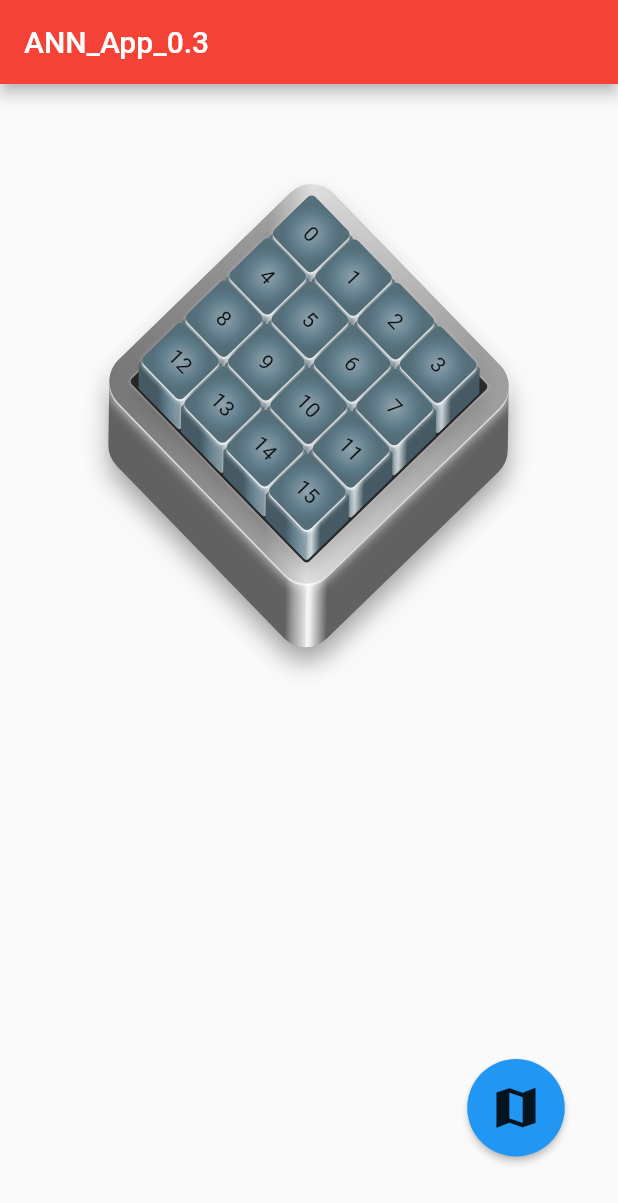
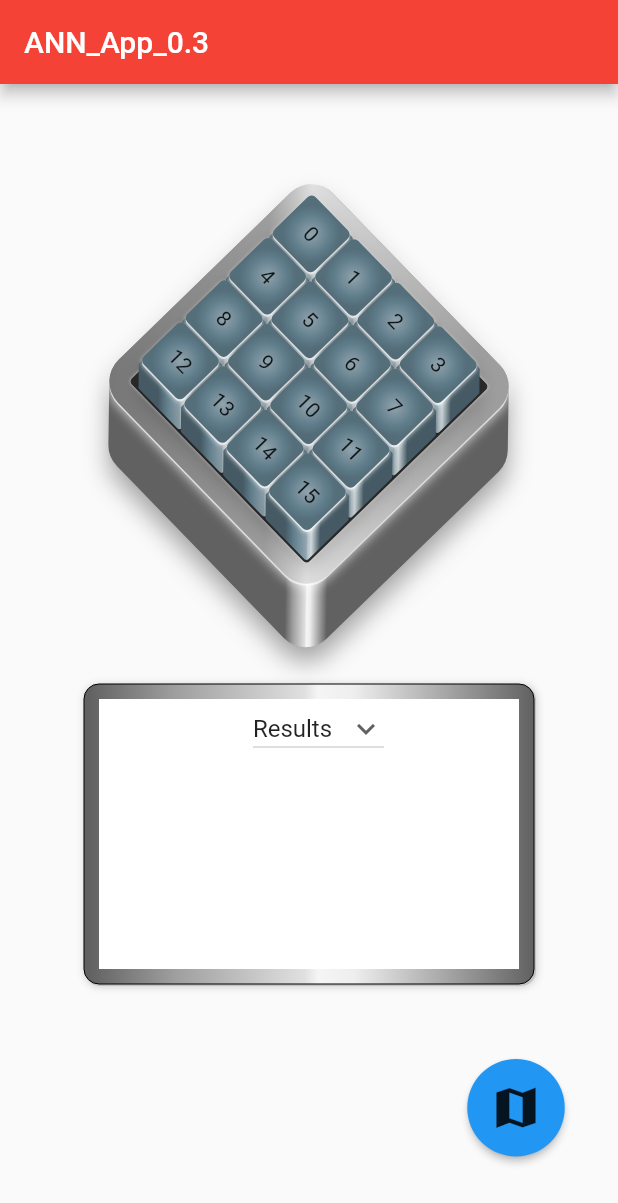
Before and after one commit to Charles-Thomson/MLApplication_FrontEnd_Flutter, a Flutter app: the screen it shows after launch, on a phone screen of 412 x 824 dp. Shown: the top 1203 px of the screen. Run offline on Flutter 3.47's test engine with Material 2 defaults, Android fonts, the phone set to English and light mode, and no system bars.

Commit message:
Refactored Tiles - Started Stats Board

```diff
--- a/lib/pages/home_page.dart
+++ b/lib/pages/home_page.dart
@@ -1,6 +1,7 @@
 import 'package:flutter/material.dart';
 import 'package:ann_app/widgets/maze_board/maze/built_maze.dart';
 import 'package:ann_app/widgets/pathselector/pop_up_selector_button.dart';
+import 'package:ann_app/widgets/stats_board/stats_board_body.dart';
 
 class MyHomePage extends StatefulWidget {
   const MyHomePage({super.key, required this.title});
@@ -24,7 +25,10 @@ class _MyHomePageState extends State<MyHomePage> {
           const Center(
             child: BuiltMaze()
             ),
-          const SizedBox(height: 350),
+          const SizedBox(height: 100),
+          const StatsBoardBody(),
+          const SizedBox(height: 50),
+
           Row(
             children: const [
               SizedBox(width: 300),
--- /dev/null
+++ b/lib/widgets/stats_board/stats_board_body.dart
@@ -0,0 +1,116 @@
+import 'package:flutter/material.dart';
+import 'package:flutter/rendering.dart';
+
+class StatsBoardBody extends StatefulWidget{
+  const StatsBoardBody({super.key});
+
+  @override
+  State<StatsBoardBody> createState() => _StatsBoardBody();
+}
+
+class _StatsBoardBody extends State<StatsBoardBody>{
+
+  @override
+  Widget build(BuildContext context){
+    var items = [
+      'Results',
+      'Data',
+      'New Run',
+      '2D map',
+
+    ];
+    String dropdownvalue = items.first;
+
+
+
+    return SizedBox(
+      height: 200,
+      width: 300,
+      child: Stack(
+        children: [
+          Container(
+            height: 200,
+            width: 300,
+            decoration: BoxDecoration(
+                borderRadius: BorderRadius.circular(10),
+                border: Border.all(
+                  width: 0
+                ),
+                gradient: LinearGradient(
+                  colors:
+                  [
+                    Colors.grey.shade700,
+                    Colors.grey.shade500,
+                    Colors.grey.shade300,
+                    Colors.grey.shade100,
+                    Colors.grey.shade200,
+                    Colors.grey.shade700,
+                  ],
+                  stops: const [0.01, 0.2, 0.49, 0.52, 0.6, 1],
+                  begin: Alignment.centerLeft,
+                  end: Alignment.centerRight,
+
+                ),
+
+                color: Colors.blueGrey,
+                boxShadow: [
+                  BoxShadow(
+                      color: Colors.grey.withOpacity(0.6),
+                      blurRadius: 4,
+                      offset: const Offset(1, 1),
+                      blurStyle: BlurStyle.solid
+                  )
+                ]
+            ),
+            child: Center(
+              child:Container(
+                height: 180,
+                width: 280,
+                color: Colors.white,
+
+                child: Column(
+                  children: [
+                    SizedBox(
+                      height: 40,
+                      width: 100,
+
+                      child: Row(
+                        crossAxisAlignment: CrossAxisAlignment.center,
+                        mainAxisAlignment: MainAxisAlignment.end,
+                        children: [
+                          DropdownButton(
+                            isExpanded: false,
+                            value: dropdownvalue, // starting value
+                            icon: const Icon(Icons.keyboard_arrow_down),
+
+                            items: items.map((String items){
+                              return DropdownMenuItem<String>(
+                                  value: items,
+                                  child: Text(items)
+                              );
+                            }).toList(),
+
+                            onChanged: (String? newValue){
+                              setState(() {
+                                dropdownvalue = newValue!;
+                              });
+                            }
+                          ),
+                        ],
+                      )
+                    )
+                  ],
+
+
+                )
+              )
+
+            )
+          ),
+
+        ],
+
+      ),
+    );
+  }
+}
--- a/lib/widgets/tiles/complete_tile.dart
+++ b/lib/widgets/tiles/complete_tile.dart
@@ -1,6 +1,7 @@
 import 'package:flutter/material.dart';
 import 'package:ann_app/widgets/tiles/tile_top.dart';
 import 'package:ann_app/widgets/tiles/tile_body_painter.dart';
+import 'package:ann_app/widgets/tiles/tile_config.dart' as config;
 
 
 class NewCompleteTile extends StatefulWidget{
@@ -16,68 +17,33 @@ class NewCompleteTile extends StatefulWidget{
   final double tileWidth;
   final int tileIndex;
 
-
   @override
   State<NewCompleteTile> createState() => _NewCompleteTile();
 }
 
 class _NewCompleteTile extends State<NewCompleteTile>{
-  final redrawNotifier = ValueNotifier<int>(0);
-  int tileStateValue = 1;
-  double offSetX = 0;
-  double offSetY = 0;
-  double depth = 10;
-  Color primaryColor = Colors.blueGrey;
-  Color secondaryColor = Colors.red;
-  Color selectedColor = Colors.blueGrey;
+  config.Tile currentTileConfig = config.OpenTile();
+  List<config.Tile> tileConfigs = [config.OpenTile(), // Padding at the start due to open tile = 1 on backend.
+                                   config.OpenTile(),
+                                   config.ObstacleTile(),
+                                   config.GoalTile()];
 
   @override
   Widget build(BuildContext context){
-    final redrawNotifier = ValueNotifier<int>(0);
+    int tileStateValue = 1;
+    double tileOffSet = currentTileConfig.getTileOffSet;
+    double depth = currentTileConfig.getDepth;
+    Color primaryColor = currentTileConfig.getPrimaryColor;
 
     void checkForRedraw(int newTileStateVale) {
-      print("Value in check $newTileStateVale");
-      if (newTileStateVale == 1) {
-        setState(() {
-          //redrawNotifier.value++;
-          tileStateValue = newTileStateVale;
-          offSetX = 0;
-          offSetY = 0;
-          depth = 10;
-          selectedColor = Colors.blueGrey;
-        });
-      } else if (newTileStateVale == 2) {
-        setState(() {
-          //redrawNotifier.value++;
-          tileStateValue = newTileStateVale;
-          offSetX = 10;
-          offSetY = 10;
-          depth = 2;
-          selectedColor = Colors.red;
-        });
-      } else if (newTileStateVale == 3) {
-        setState(() {
-          //redrawNotifier.value++;
-          tileStateValue++;
-          offSetX = 0;
-          offSetY = 0;
-          depth = 10;
-          selectedColor = Colors.orange;
-        });
-      } else {
-        setState(() {
-          //redrawNotifier.value++;
-          tileStateValue++;
-          offSetX = 0;
-          offSetY = 0;
-          depth = 10;
-          selectedColor = Colors.blueGrey;
-        });
-      }
+      setState(() {
+        currentTileConfig = tileConfigs[newTileStateVale];
+        tileStateValue++;
+      });
     }
 
     return Transform.translate(
-      offset: Offset(offSetX, offSetY),
+      offset: Offset(tileOffSet, tileOffSet),
       child: SizedBox(
           height: widget.tileHeight,
           width: widget.tileWidth,
@@ -85,97 +51,22 @@ class _NewCompleteTile extends State<NewCompleteTile>{
               children: [
           CustomPaint(
           size: Size(widget.tileHeight, widget.tileWidth),
-          painter: TilePainter(tileState: tileStateValue, depth: depth, repaint: redrawNotifier)
+          painter: TilePainter(tileState: tileStateValue, depth: depth)
           ),
                 TileTop(
                   myOnPressed: (index,tileStateValue) {
                     int returnVal = widget.callback(index, tileStateValue);
-                    print("Returned val $returnVal ");
-                    checkForRedraw(returnVal); // this is on this level
-                    return returnVal; // passed -> tile_top
+                    checkForRedraw(returnVal); // In current widget
+                    return returnVal; // -> tile_top
                   },
                   tileHeight: widget.tileHeight,
                   tileWidth: widget.tileWidth,
                   tileIndex: widget.tileIndex,
-                  primaryColor: selectedColor,
+                  primaryColor: primaryColor,
                 )
               ]
           )
       ),
     );
-
   }
 }
-
-
-// class CompleteTile extends StatelessWidget{
-//   const CompleteTile({required Key key,
-//     required this.callback,
-//     required this.tileHeight,
-//     required this.tileWidth,
-//     required this.tileOffSet,
-//     required this.tileIndex,
-//     required this.primaryColor}): super(key: key);
-//
-//   final int Function(int, int) callback;
-//   final double tileHeight;
-//   final double tileWidth;
-//   final double tileOffSet;
-//   final int tileIndex;
-//   final Color primaryColor;
-//
-//   @override
-//   Widget build(BuildContext context){
-//     final redrawNotifier = ValueNotifier<int>(0);
-//     int tileStateValue = 0;
-//
-//     void checkRedrawNotifier(int thisStateValue){
-//       if(thisStateValue == 2) {
-//         redrawNotifier.value++;
-//         print("Notifier value $redrawNotifier");
-//       }
-//     }
-//
-//     double offSetX = 0;
-//     double offSetY = 0;
-//
-//
-//       if (tileStateValue == 2) {
-//         offSetX = 10;
-//         offSetY = 10;
-//       }
-//
-//
-//     return Transform.translate(
-//       offset: Offset(offSetX, offSetY),
-//       child: SizedBox(
-//           height: tileHeight,
-//           width: tileWidth,
-//
-//           child: Stack(
-//               children: [
-//                 CustomPaint(
-//                     size: Size(tileHeight, tileWidth),
-//                     painter: TilePainter(tileState: tileStateValue, repaint: redrawNotifier)
-//                 ),
-//
-//                 TileTop(
-//                   myOnPressed: (index,tileStateValue) {
-//                     int returnVal = callback(index, tileStateValue);
-//                     tileStateValue = returnVal;
-//                     checkRedrawNotifier(returnVal);
-//
-//                     return returnVal;
-//                   },
-//                   tileHeight: tileHeight,
-//                   tileWidth: tileWidth,
-//                   tileOffSet: tileOffSet,
-//                   tileIndex: tileIndex,
-//                   primaryColor: primaryColor,
-//                 )
-//               ]
-//           )
-//       ),
-//     );
-//   }
-// }
--- a/lib/widgets/tiles/tile_body_painter.dart
+++ b/lib/widgets/tiles/tile_body_painter.dart
@@ -3,7 +3,7 @@ import 'dart:math' as math;
 import 'dart:ui' as ui;
 
 class TilePainter extends CustomPainter{
-  TilePainter({required this.tileState, required this.depth, required Listenable repaint}): super(repaint: repaint);
+  TilePainter({required this.tileState, required this.depth});
 
   final double edgeRadius = 2;
   final double depth;
--- /dev/null
+++ b/lib/widgets/tiles/tile_config.dart
@@ -0,0 +1,74 @@
+import 'package:flutter/material.dart';
+
+
+abstract class Tile{
+  abstract Color primaryColor;
+  abstract double tileOffSet;
+  abstract double depth;
+
+  Color get getPrimaryColor;
+  double get getTileOffSet;
+  double get getDepth;
+
+}
+class OpenTile implements Tile{
+
+  @override
+  Color primaryColor = Colors.blueGrey;
+
+  @override
+  double depth = 10;
+
+  @override
+  double tileOffSet = 0;
+
+  @override
+  get getPrimaryColor => primaryColor;
+
+  @override
+  get getTileOffSet => tileOffSet;
+
+  @override
+  get getDepth => depth;
+}
+
+class ObstacleTile implements Tile{
+  @override
+  double depth = 2;
+
+  @override
+  double tileOffSet = 10;
+
+  @override
+  Color primaryColor = Colors.red;
+
+  @override
+  double get getDepth => depth;
+
+  @override
+  get getTileOffSet => tileOffSet;
+
+  @override
+  Color get getPrimaryColor => primaryColor;
+
+}
+
+class GoalTile implements Tile{
+  @override
+  double depth = 10;
+
+  @override
+  double tileOffSet = 0;
+
+  @override
+  Color primaryColor = Colors.orange;
+
+  @override
+  double get getDepth => depth;
+
+  @override
+  get getTileOffSet => tileOffSet;
+
+  @override
+  Color get getPrimaryColor => primaryColor;
+}
```
